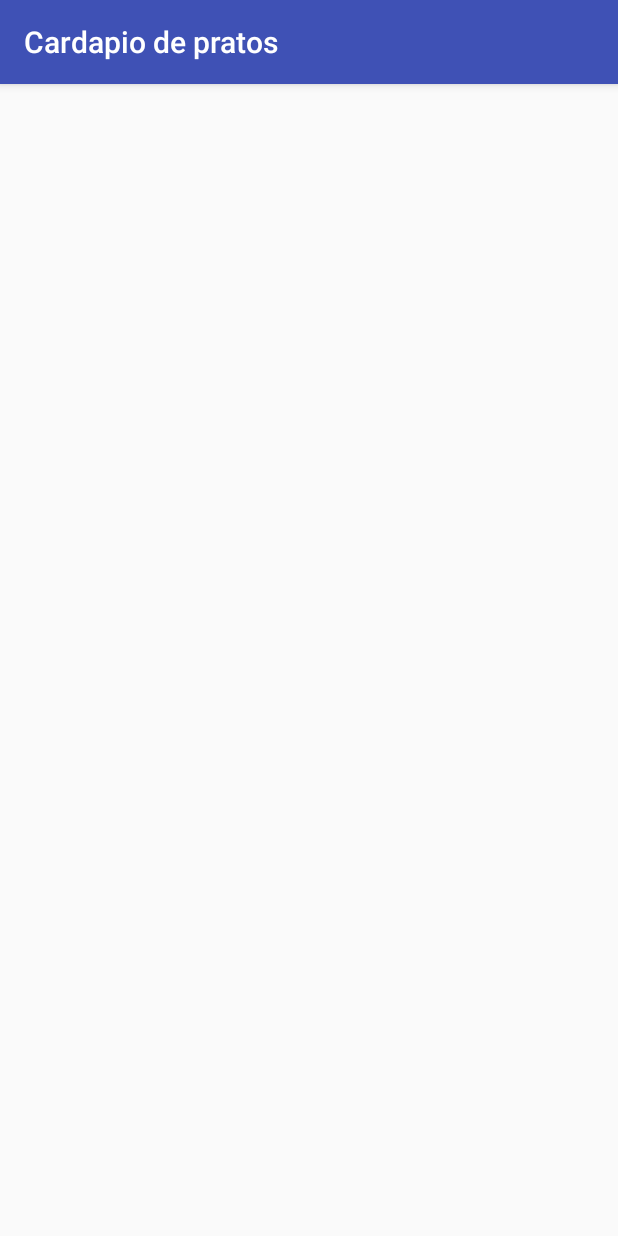
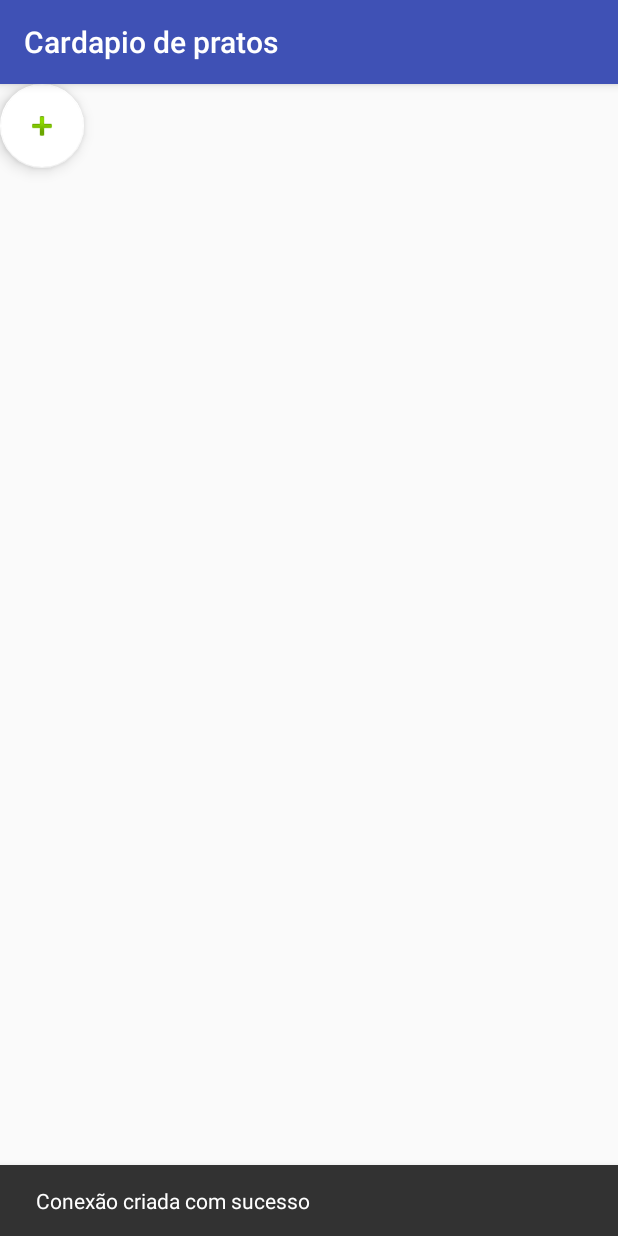
Before and after one commit to C4st3ll4n/Cardapiodepratos, an Android app: the first screen one second after launch (MainActivity), on a phone screen of 412 x 824 dp. Run offline under Robolectric (Android 15) with nearby library versions, the phone set to English and light mode, and no system bars; 2 statements that could not run were skipped.

Commit message:
mano to bem adiantado

```diff
--- /dev/null
+++ b/app/src/main/java/cardapiodepratos/com/cardapiodepratos/DadaBase/DadosOpenHelper.java
@@ -0,0 +1,26 @@
+package cardapiodepratos.com.cardapiodepratos.DadaBase;
+
+import android.content.Context;
+import android.database.sqlite.SQLiteDatabase;
+import android.database.sqlite.SQLiteOpenHelper;
+
+
+
+public class DadosOpenHelper extends SQLiteOpenHelper {
+
+    public DadosOpenHelper(Context context) {
+        super(context, "DADOS", null, 1);
+    }
+
+    @Override
+    public void onCreate(SQLiteDatabase db) {
+
+        db.execSQL(ScripitDDL.getCreateTableCardapio());
+
+    }
+
+    @Override
+    public void onUpgrade(SQLiteDatabase sqLiteDatabase, int i, int i1) {
+
+    }
+}
--- /dev/null
+++ b/app/src/main/java/cardapiodepratos/com/cardapiodepratos/DadaBase/ScripitDDL.java
@@ -0,0 +1,25 @@
+package cardapiodepratos.com.cardapiodepratos.DadaBase;
+
+/**
+ * Created by Antonio Carlos on 05/03/2018.
+ */
+
+public class ScripitDDL {
+
+    public static String getCreateTableCardapio(){
+        StringBuilder sql = new StringBuilder();
+
+        sql.append("CREATE TABLE IF NOT EXISTS CARDAPIO(");
+        sql.append("    CODIGO          INTERGER      PRYMARY AUTOINCREMENT NOT NULL,");
+        sql.append("    NOMEPRATO       VARCHAR(250)  NOT NULL DEFAULT(''),");
+        sql.append("    DESCRICAOPRATO  VARRCHAR(255) NOT NULL DEFAULT(''),");
+        sql.append("    PRECO           VARCHAR(20)   NOT NULL DEFAULT(''),");
+        sql.append("    URLDAFOTO       VARCHAR(255)  NOT NULL DEFAULT('') )");
+
+        return sql.toString();
+
+    }
+
+
+
+}
--- a/app/src/main/java/cardapiodepratos/com/cardapiodepratos/MainActivity.java
+++ b/app/src/main/java/cardapiodepratos/com/cardapiodepratos/MainActivity.java
@@ -1,13 +1,63 @@
 package cardapiodepratos.com.cardapiodepratos;
 
+import android.content.Intent;
+import android.database.SQLException;
+import android.database.sqlite.SQLiteDatabase;
+import android.support.constraint.ConstraintLayout;
+import android.support.design.widget.FloatingActionButton;
+import android.support.design.widget.Snackbar;
+import android.support.v7.app.AlertDialog;
 import android.support.v7.app.AppCompatActivity;
 import android.os.Bundle;
+import android.support.v7.widget.RecyclerView;
+import android.view.View;
+
+import cardapiodepratos.com.cardapiodepratos.DadaBase.DadosOpenHelper;
+
 
 public class MainActivity extends AppCompatActivity {
 
+    private RecyclerView lstDados;
+    private FloatingActionButton fab;
+
+    private SQLiteDatabase conexao;
+    private DadosOpenHelper dadosOpenHelper;
+    private ConstraintLayout LayoutlistaCardaoioMain;
+
     @Override
     protected void onCreate(Bundle savedInstanceState) {
+
         super.onCreate(savedInstanceState);
         setContentView(R.layout.activity_main);
+
+        fab = (FloatingActionButton) findViewById(R.id.fab);
+        lstDados = (RecyclerView)findViewById(R.id.lstDados);
+        LayoutlistaCardaoioMain = (ConstraintLayout) findViewById(R.id.LayoutlistaCardaoioMain);
+
+        criarConexao();
+    }
+
+    private void criarConexao(){
+        try {
+
+            dadosOpenHelper = new DadosOpenHelper(this);
+
+            conexao = dadosOpenHelper.getWritableDatabase();
+
+            Snackbar.make(LayoutlistaCardaoioMain, R.string.message_conexao_criada_com_secesso, Snackbar.LENGTH_SHORT)
+                .setAction(R.string.lbl_ok, null).show();
+
+        }catch(SQLException ex){
+            AlertDialog.Builder dlg = new AlertDialog.Builder(this);
+            dlg.setTitle(R.string.title_erro);
+            dlg.setMessage(ex.getMessage());
+            dlg.setNeutralButton(R.string.lbl_ok,null);
+            dlg.show();
+        }
+    }
+
+    public void cadastrar (View view){
+        Intent it = new Intent(MainActivity.this, ActCadPratos.class);
+        startActivity(it);
     }
 }
--- a/app/src/main/java/cardapiodepratos/com/cardapiodepratos/Prato.java
+++ b/app/src/main/java/cardapiodepratos/com/cardapiodepratos/Prato.java
@@ -1,8 +1,4 @@
 package cardapiodepratos.com.cardapiodepratos;
-
-/**
- * Criado por Henrique em 04/03/2018.
- */
 
 public class Prato {
     private String nome;
--- a/app/src/main/res/layout/activity_main.xml
+++ b/app/src/main/res/layout/activity_main.xml
@@ -2,16 +2,29 @@
 <android.support.constraint.ConstraintLayout xmlns:android="http://schemas.android.com/apk/res/android"
     xmlns:app="http://schemas.android.com/apk/res-auto"
     xmlns:tools="http://schemas.android.com/tools"
+    android:id="@+id/LayoutlistaCardaoioMain"
     android:layout_width="match_parent"
     android:layout_height="match_parent"
     tools:context="cardapiodepratos.com.cardapiodepratos.MainActivity">
 
+    <android.support.design.widget.FloatingActionButton
+        android:id="@+id/floatingActionButton2"
+        android:layout_width="wrap_content"
+        android:layout_height="wrap_content"
+        android:clickable="true"
+        android:focusable="true"
+        app:backgroundTint="@android:color/background_light"
+        app:srcCompat="@android:drawable/ic_input_add"
+        tools:ignore="MissingConstraints"
+        tools:layout_editor_absoluteX="312dp"
+        tools:layout_editor_absoluteY="440dp" />
+
     <android.support.v7.widget.RecyclerView
         android:layout_width="0dp"
-        android:layout_height="514dp"
+        android:layout_height="0dp"
+        android:onClick="cadastrar"
         app:layout_constraintBottom_toBottomOf="parent"
         app:layout_constraintEnd_toEndOf="parent"
-        app:layout_constraintHorizontal_bias="1.0"
         app:layout_constraintStart_toStartOf="parent"
         app:layout_constraintTop_toTopOf="parent" />
 
--- a/app/src/main/res/layout/content_act_cad_pratos.xml
+++ b/app/src/main/res/layout/content_act_cad_pratos.xml
@@ -2,6 +2,7 @@
 <android.support.constraint.ConstraintLayout xmlns:android="http://schemas.android.com/apk/res/android"
     xmlns:app="http://schemas.android.com/apk/res-auto"
     xmlns:tools="http://schemas.android.com/tools"
+    android:id="@+id/LayoutContat_Cad_Pratos"
     android:layout_width="match_parent"
     android:layout_height="match_parent"
     app:layout_behavior="@string/appbar_scrolling_view_behavior"
--- a/app/src/main/res/values/strings.xml
+++ b/app/src/main/res/values/strings.xml
@@ -5,4 +5,12 @@
     <string name="lbl_DescricaoPrato" translatable="false">Descrição do Prato</string>
     <string name="lbl_Preco">Preço</string>
     <string name="lbl_URLdaFoto">URL da Foto</string>
+    <string name="title_menu_ok">Ok</string>
+    <string name="title_cancelar">Cancelar</string>
+    <string name="title_aviso">Aviso</string>
+    <string name="title_aviso">Aviso</string>
+    <string name="message_campos_invalidos_Brancos">Há campos invalidos ou em branco</string>
+    <string name="lbl_ok">OK</string>
+    <string name="message_conexao_criada_com_secesso">Conexão criada com sucesso</string>
+    <string name="title_erro">ERRO</string>
 </resources>
```
Also changed, not shown: app/src/main/java/cardapiodepratos/com/cardapiodepratos/ActCadPratos.java (+142 -4 lines), app/src/main/java/cardapiodepratos/com/cardapiodepratos/Dominio/Entidades/Pratos.java (added, +16 -0 lines), app/src/main/java/cardapiodepratos/com/cardapiodepratos/Dominio/Repositorio/PratoRepositorio.java (added, +117 -0 lines), app/src/main/java/cardapiodepratos/com/cardapiodepratos/PratoAdapet.java (added, +64 -0 lines), app/src/main/res/layout/linha_pratos.xml (added, +42 -0 lines), 1 other file.
